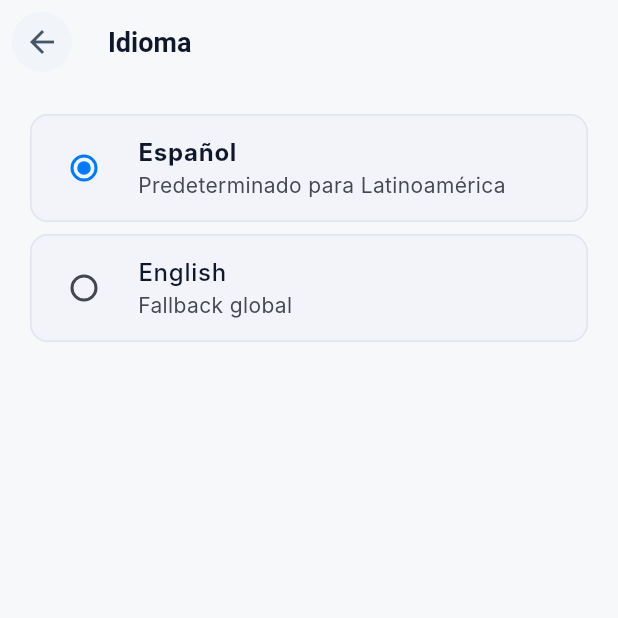
After one commit to nick130920/fintech-mobile, a Flutter app: the LanguageSettingsScreen screen opened by its route, on a phone screen of 412 x 824 dp, the top half of it. The commit adds this screen. Run offline on Flutter 3.47's test engine with Material 3 defaults, Android fonts, the phone set to English and light mode, and no system bars; our stand-ins replace cached_network_image, csv, file_picker, flutter_expandable_fab, flutter_local_notifications, flutter_secure_storage and 8 more; missing offline and left inert: flutter_sms_inbox, local_auth_android, local_auth_darwin, telephony, workmanager; accounts and stored records are empty; Roboto replaces fonts that are missing (Inter); key blocks and very long unbroken strings in the code were emptied for the run.

Commit message:
Add Localization and Notification Settings Features
- Introduced LocaleProvider to manage app localization, allowing users to switch between English and Spanish.
- Added LanguageSettingsScreen for users to select their preferred language, with persistent storage for language settings.
- Implemented NotificationSettingsProvider to manage notification preferences, including push notifications and alert settings.
- Created NotificationSettingsScreen for users to customize their notification preferences.
- Updated ProfileScreen to reflect language selection and added navigation to new settings screens.
- Enhanced ReportsScreen to support exporting transactions in various formats, including CSV and PDF.
- Updated pubspec.yaml and pubspec.lock to include new dependencies for localization and notification management.

```diff
--- /dev/null
+++ b/money_flow/lib/core/providers/notification_settings_provider.dart
@@ -0,0 +1,70 @@
+import 'package:flutter/foundation.dart';
+import 'package:shared_preferences/shared_preferences.dart';
+
+class NotificationSettingsProvider extends ChangeNotifier {
+  static const String _pushEnabledKey = 'notif_push_enabled';
+  static const String _soundEnabledKey = 'notif_sound_enabled';
+  static const String _budgetAlertsEnabledKey = 'notif_budget_alerts_enabled';
+  static const String _dailySummaryEnabledKey = 'notif_daily_summary_enabled';
+
+  bool _isLoading = false;
+  bool get isLoading => _isLoading;
+
+  bool _pushEnabled = true;
+  bool get pushEnabled => _pushEnabled;
+
+  bool _soundEnabled = true;
+  bool get soundEnabled => _soundEnabled;
+
+  bool _budgetAlertsEnabled = true;
+  bool get budgetAlertsEnabled => _budgetAlertsEnabled;
+
+  bool _dailySummaryEnabled = false;
+  bool get dailySummaryEnabled => _dailySummaryEnabled;
+
+  NotificationSettingsProvider() {
+    initialize();
+  }
+
+  Future<void> initialize() async {
+    _isLoading = true;
+    notifyListeners();
+
+    final prefs = await SharedPreferences.getInstance();
+    _pushEnabled = prefs.getBool(_pushEnabledKey) ?? true;
+    _soundEnabled = prefs.getBool(_soundEnabledKey) ?? true;
+    _budgetAlertsEnabled = prefs.getBool(_budgetAlertsEnabledKey) ?? true;
+    _dailySummaryEnabled = prefs.getBool(_dailySummaryEnabledKey) ?? false;
+
+    _isLoading = false;
+    notifyListeners();
+  }
+
+  Future<void> setPushEnabled(bool value) async {
+    _pushEnabled = value;
+    notifyListeners();
+    final prefs = await SharedPreferences.getInstance();
+    await prefs.setBool(_pushEnabledKey, value);
+  }
+
+  Future<void> setSoundEnabled(bool value) async {
+    _soundEnabled = value;
+    notifyListeners();
+    final prefs = await SharedPreferences.getInstance();
+    await prefs.setBool(_soundEnabledKey, value);
+  }
+
+  Future<void> setBudgetAlertsEnabled(bool value) async {
+    _budgetAlertsEnabled = value;
+    notifyListeners();
+    final prefs = await SharedPreferences.getInstance();
+    await prefs.setBool(_budgetAlertsEnabledKey, value);
+  }
+
+  Future<void> setDailySummaryEnabled(bool value) async {
+    _dailySummaryEnabled = value;
+    notifyListeners();
+    final prefs = await SharedPreferences.getInstance();
+    await prefs.setBool(_dailySummaryEnabledKey, value);
+  }
+}
--- /dev/null
+++ b/money_flow/lib/features/settings/presentation/screens/language_settings_screen.dart
@@ -0,0 +1,81 @@
+import 'package:flutter/material.dart';
+import 'package:provider/provider.dart';
+
+import '../../../../core/providers/locale_provider.dart';
+
+class LanguageSettingsScreen extends StatelessWidget {
+  const LanguageSettingsScreen({super.key});
+
+  @override
+  Widget build(BuildContext context) {
+    final theme = Theme.of(context);
+    return Scaffold(
+      backgroundColor: theme.colorScheme.surface,
+      appBar: AppBar(
+        title: const Text('Idioma'),
+        backgroundColor: theme.colorScheme.surface.withValues(alpha: 0),
+        elevation: 0,
+      ),
+      body: Consumer<LocaleProvider>(
+        builder: (context, localeProvider, _) {
+          return ListView(
+            padding: const EdgeInsets.all(16),
+            children: [
+              _buildLanguageTile(
+                context,
+                localeProvider: localeProvider,
+                code: 'es',
+                label: 'Español',
+                subtitle: 'Predeterminado para Latinoamérica',
+              ),
+              _buildLanguageTile(
+                context,
+                localeProvider: localeProvider,
+                code: 'en',
+                label: 'English',
+                subtitle: 'Fallback global',
+              ),
+            ],
+          );
+        },
+      ),
+    );
+  }
+
+  Widget _buildLanguageTile(
+    BuildContext context, {
+    required LocaleProvider localeProvider,
+    required String code,
+    required String label,
+    required String subtitle,
+  }) {
+    final selected = localeProvider.locale.languageCode == code;
+    return Card(
+      elevation: 0,
+      shape: RoundedRectangleBorder(
+        borderRadius: BorderRadius.circular(12),
+        side: BorderSide(
+          color: Theme.of(context).colorScheme.outline.withValues(alpha: 0.5),
+        ),
+      ),
+      child: RadioListTile<String>(
+        value: code,
+        groupValue: localeProvider.locale.languageCode,
+        onChanged: (value) {
+          if (value == null) return;
+          localeProvider.setLocale(value);
+          ScaffoldMessenger.of(context).showSnackBar(
+            SnackBar(content: Text('Idioma actualizado a $label')),
+          );
+        },
+        title: Text(
+          label,
+          style: TextStyle(
+            fontWeight: selected ? FontWeight.w700 : FontWeight.w500,
+          ),
+        ),
+        subtitle: Text(subtitle),
+      ),
+    );
+  }
+}
```
Also changed, not shown: money_flow/lib/core/providers/locale_provider.dart (added, +36 -0 lines), money_flow/lib/features/budget/presentation/screens/reports_screen.dart (+122 -7 lines), money_flow/lib/features/profile/presentation/screens/profile_screen.dart (+34 -18 lines), money_flow/lib/features/settings/presentation/screens/notification_settings_screen.dart (added, +91 -0 lines), money_flow/lib/main.dart (+21 -2 lines), money_flow/pubspec.yaml (+7 -0 lines), money_flow/pubspec.lock, 6 other files.
